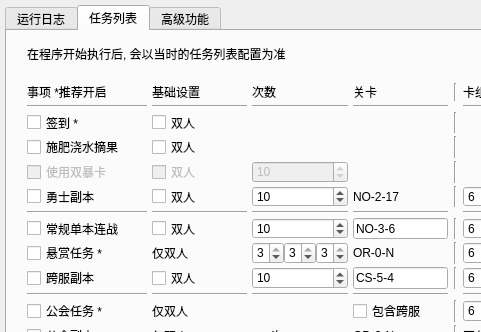
Qt form resource/ui/FAA_3.0.ui (StareAbyss/FoodsVsMiceAutoAssistant) before a commit; both pictures show x 0 to 481 and y 0 to 332 of the 1100 by 750 pixel window.
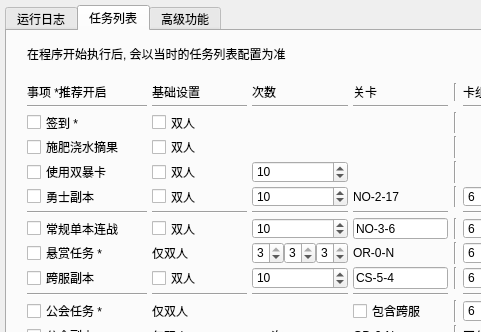
The same form after that commit.

The edit to the form file:
```diff
--- a/resource/ui/FAA_3.0.ui
+++ b/resource/ui/FAA_3.0.ui
@@ -5502,7 +5502,7 @@
             <item row="4" column="1">
              <widget class="QCheckBox" name="UseDoubleCard_Group">
               <property name="enabled">
-               <bool>false</bool>
+               <bool>true</bool>
               </property>
               <property name="sizePolicy">
                <sizepolicy hsizetype="Expanding" vsizetype="Maximum">
@@ -6243,7 +6243,7 @@
             <item row="4" column="0">
              <widget class="QCheckBox" name="UseDoubleCard_Active">
               <property name="enabled">
-               <bool>false</bool>
+               <bool>true</bool>
               </property>
               <property name="sizePolicy">
                <sizepolicy hsizetype="Expanding" vsizetype="Maximum">
@@ -6374,7 +6374,7 @@
             <item row="4" column="2">
              <widget class="QSpinBox" name="UseDoubleCard_MaxTimes">
               <property name="enabled">
-               <bool>false</bool>
+               <bool>true</bool>
               </property>
               <property name="sizePolicy">
                <sizepolicy hsizetype="Expanding" vsizetype="Expanding">
```
